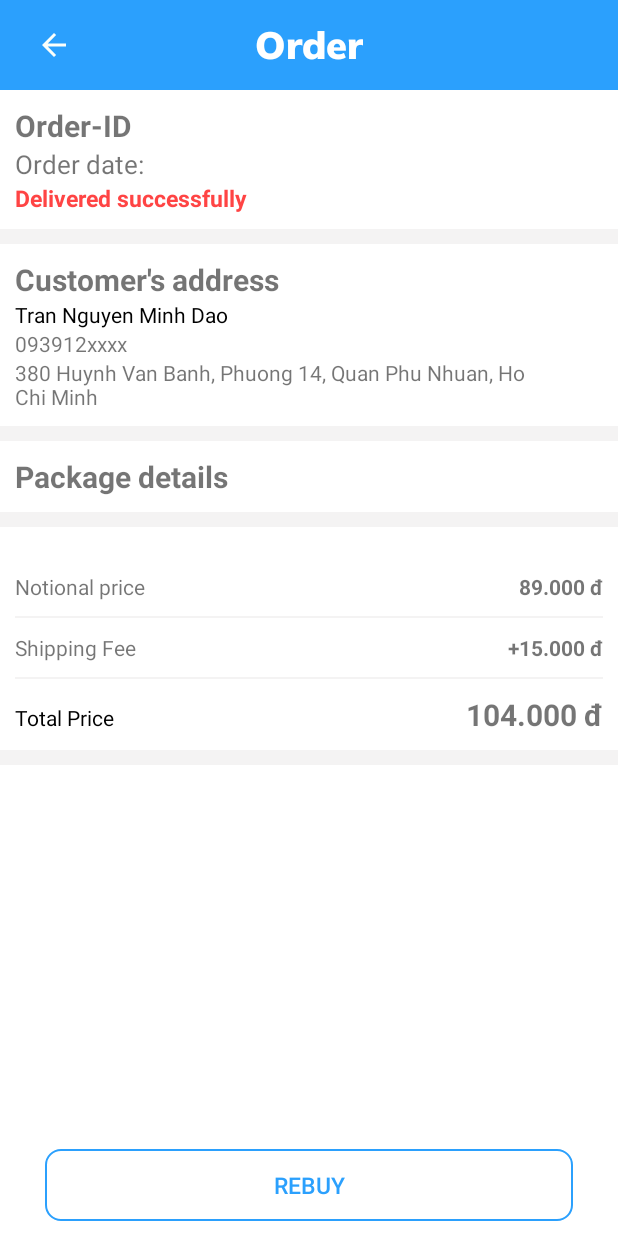
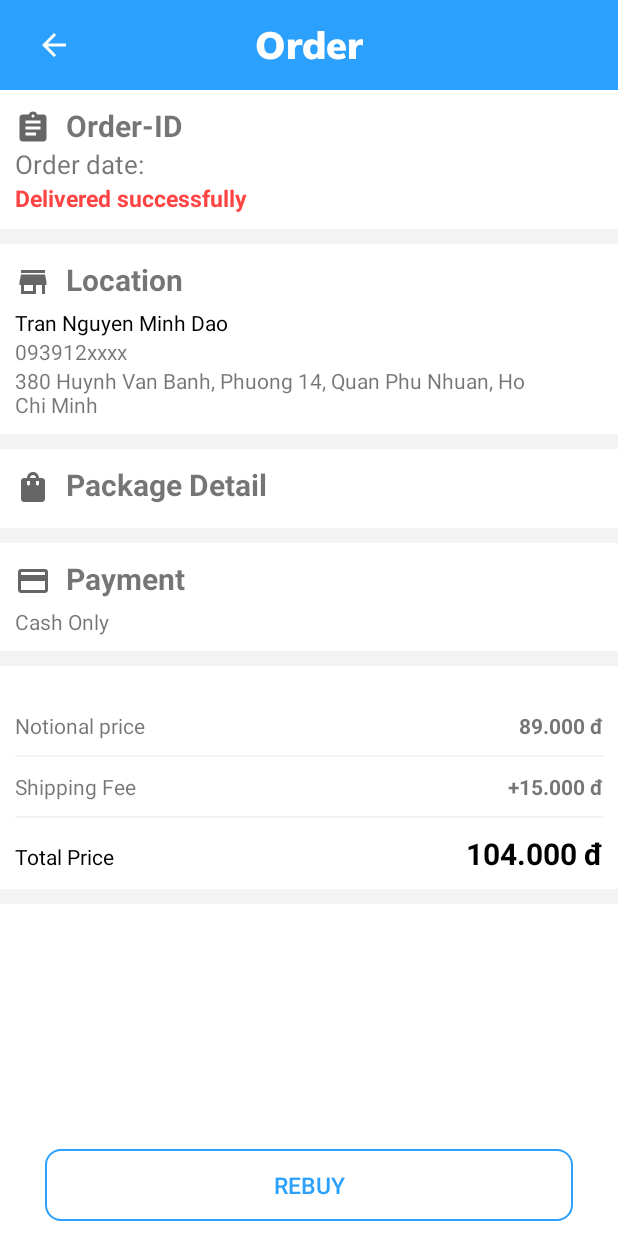
Before and after one commit to ITEC-Group-DPT/TechNow, an Android app: the layout activity_order_detail.xml on its own in the app's theme, with its tools: preview values and no code run, on a phone screen of 412 x 824 dp. Run offline under Robolectric (Android 15) with nearby library versions, the phone set to English and light mode, and no system bars.

Commit message:
Update Order Detail

```diff
--- a/app/src/main/java/com/example/projectlogin/OrderDetail.java
+++ b/app/src/main/java/com/example/projectlogin/OrderDetail.java
@@ -12,12 +12,14 @@ import android.view.LayoutInflater;
 import android.view.View;
 import android.widget.ImageView;
 import android.widget.LinearLayout;
+import android.widget.ProgressBar;
 import android.widget.ScrollView;
 import android.widget.TextView;
 
 import com.bumptech.glide.Glide;
 import com.google.firebase.database.DataSnapshot;
 import com.google.firebase.database.DatabaseError;
+import com.google.firebase.database.FirebaseDatabase;
 import com.google.firebase.database.ValueEventListener;
 
 import java.text.DecimalFormat;
@@ -100,6 +102,8 @@ public class OrderDetail extends AppCompatActivity {
                         });
                         linearLayout.addView(view);
                     }
+
+                    onPostExecute("Completed");
                 }
 
 
@@ -109,6 +113,25 @@ public class OrderDetail extends AppCompatActivity {
                 }
             });
             return null;
+        }
+
+        @Override
+        protected void onPreExecute() {
+            ProgressBar progressBar = findViewById(R.id.progress_bar);
+            progressBar.setVisibility(View.VISIBLE);
+
+            super.onPreExecute();
+        }
+
+        @Override
+        protected void onPostExecute(String s) {
+            super.onPostExecute(s);
+
+            if (s != null && s.equals("Completed"))
+            {
+                ProgressBar progressBar = findViewById(R.id.progress_bar);
+                progressBar.setVisibility(View.GONE);
+            }
         }
     }
     private void loadData() {
@@ -121,7 +144,6 @@ public class OrderDetail extends AppCompatActivity {
         new AsyncTaskOrderDetail().execute("");
 
     }
-
     public void Back_favorite(View view) {
         onBackPressed();
     }
--- /dev/null
+++ b/app/src/main/res/drawable/customer.xml
@@ -0,0 +1,10 @@
+<vector xmlns:android="http://schemas.android.com/apk/res/android"
+    android:width="24dp"
+    android:height="24dp"
+    android:viewportWidth="24"
+    android:viewportHeight="24"
+    android:tint="?attr/colorControlNormal">
+  <path
+      android:fillColor="@android:color/white"
+      android:pathData="M20,4L4,4v2h16L20,4zM21,14v-2l-1,-5L4,7l-1,5v2h1v6h10v-6h4v6h2v-6h1zM12,18L6,18v-4h6v4z"/>
+</vector>
--- /dev/null
+++ b/app/src/main/res/drawable/ic_baseline_payment_24.xml
@@ -0,0 +1,10 @@
+<vector xmlns:android="http://schemas.android.com/apk/res/android"
+    android:width="24dp"
+    android:height="24dp"
+    android:viewportWidth="24"
+    android:viewportHeight="24"
+    android:tint="?attr/colorControlNormal">
+  <path
+      android:fillColor="@android:color/white"
+      android:pathData="M20,4L4,4c-1.11,0 -1.99,0.89 -1.99,2L2,18c0,1.11 0.89,2 2,2h16c1.11,0 2,-0.89 2,-2L22,6c0,-1.11 -0.89,-2 -2,-2zM20,18L4,18v-6h16v6zM20,8L4,8L4,6h16v2z"/>
+</vector>
--- /dev/null
+++ b/app/src/main/res/drawable/shopping_bag.xml
@@ -0,0 +1,10 @@
+<vector xmlns:android="http://schemas.android.com/apk/res/android"
+    android:width="24dp"
+    android:height="24dp"
+    android:viewportWidth="24"
+    android:viewportHeight="24"
+    android:tint="?attr/colorControlNormal">
+  <path
+      android:fillColor="@android:color/white"
+      android:pathData="M18,6h-2c0,-2.21 -1.79,-4 -4,-4S8,3.79 8,6H6C4.9,6 4,6.9 4,8v12c0,1.1 0.9,2 2,2h12c1.1,0 2,-0.9 2,-2V8C20,6.9 19.1,6 18,6zM10,10c0,0.55 -0.45,1 -1,1s-1,-0.45 -1,-1V8h2V10zM12,4c1.1,0 2,0.9 2,2h-4C10,4.9 10.9,4 12,4zM16,10c0,0.55 -0.45,1 -1,1s-1,-0.45 -1,-1V8h2V10z"/>
+</vector>
--- a/app/src/main/res/layout/activity_order_detail.xml
+++ b/app/src/main/res/layout/activity_order_detail.xml
@@ -35,6 +35,12 @@
             android:textStyle="bold" />
     </androidx.appcompat.widget.Toolbar>
 
+    <ProgressBar
+        android:visibility="gone"
+        android:id="@+id/progress_bar"
+        android:layout_width="wrap_content"
+        android:layout_height="match_parent"
+        android:layout_gravity="center"/>
     <ScrollView
         android:layout_width="match_parent"
         android:layout_height="0dp"
@@ -45,15 +51,27 @@
             android:layout_height="wrap_content"
             android:orientation="vertical">
 
+            <LinearLayout
+                android:paddingLeft="10dp"
+                android:paddingTop="10dp"
+                android:layout_width="wrap_content"
+                android:layout_height="wrap_content"
+                android:orientation="horizontal">
+
+                <ImageView
+                    android:layout_width="wrap_content"
+                    android:layout_height="wrap_content"
+                    android:layout_marginTop="3dp"
+                    android:layout_marginRight="10sp"
+                    android:src="@drawable/order_history"/>
                 <TextView
                     android:id="@+id/detail_order_id"
                     android:layout_width="wrap_content"
                     android:layout_height="wrap_content"
-                android:paddingLeft="10dp"
-                android:paddingTop="10dp"
                     android:text="Order-ID"
                     android:textSize="20sp"
                     android:textStyle="bold" />
+            </LinearLayout>
 
             <TextView
                 android:id="@+id/detail_order_date"
@@ -78,14 +96,27 @@
                 android:layout_marginTop="10dp"
                 android:background="#FFF4F3F3" />
 
+            <LinearLayout
+                android:paddingLeft="10dp"
+                android:paddingTop="10dp"
+                android:layout_width="wrap_content"
+                android:layout_marginBottom="5dp"
+                android:layout_height="wrap_content"
+                android:orientation="horizontal">
+
+                <ImageView
+                    android:layout_width="wrap_content"
+                    android:layout_height="wrap_content"
+                    android:layout_marginTop="3dp"
+                    android:layout_marginRight="10sp"
+                    android:src="@drawable/customer"/>
                 <TextView
                     android:layout_width="wrap_content"
                     android:layout_height="wrap_content"
-                android:paddingLeft="10dp"
-                android:paddingTop="10dp"
-                android:text="Customer's address"
+                    android:text="Location"
                     android:textSize="20sp"
                     android:textStyle="bold" />
+            </LinearLayout>
 
             <TextView
                 android:id="@+id/detail_customer_name"
@@ -116,14 +147,27 @@
                 android:layout_marginTop="10dp"
                 android:background="#FFF4F3F3" />
 
+            <LinearLayout
+                android:paddingLeft="10dp"
+                android:paddingTop="10dp"
+                android:layout_width="wrap_content"
+                android:layout_marginBottom="5dp"
+                android:layout_height="wrap_content"
+                android:orientation="horizontal">
+
+                <ImageView
+                    android:layout_width="wrap_content"
+                    android:layout_height="wrap_content"
+                    android:layout_marginTop="3dp"
+                    android:layout_marginRight="10sp"
+                    android:src="@drawable/shopping_bag"/>
                 <TextView
                     android:layout_width="wrap_content"
                     android:layout_height="wrap_content"
-                android:paddingLeft="10dp"
-                android:paddingTop="10dp"
-                android:text="Package details"
+                    android:text="Package Detail"
                     android:textSize="20sp"
                     android:textStyle="bold" />
+            </LinearLayout>
 
             <LinearLayout
                 android:id="@+id/lnlo_order"
@@ -138,12 +182,47 @@
                 android:background="#FFF4F3F3" />
 
             <LinearLayout
+                android:paddingLeft="10dp"
+                android:paddingTop="10dp"
+                android:layout_width="wrap_content"
+                android:layout_marginBottom="5dp"
+                android:layout_height="wrap_content"
+                android:orientation="horizontal">
+
+                <ImageView
+                    android:layout_width="wrap_content"
+                    android:layout_height="wrap_content"
+                    android:layout_marginTop="3dp"
+                    android:layout_marginRight="10sp"
+                    android:src="@drawable/ic_baseline_payment_24"/>
+                <TextView
+                    android:layout_width="wrap_content"
+                    android:layout_height="wrap_content"
+                    android:text="Payment"
+                    android:textSize="20sp"
+                    android:textStyle="bold" />
+
+            </LinearLayout>
+
+            <TextView
+                android:layout_width="wrap_content"
+                android:layout_height="wrap_content"
+                android:paddingLeft="10dp"
+                android:text="Cash Only" />
+
+            <View
+                android:layout_width="match_parent"
+                android:layout_height="10dp"
+                android:layout_marginTop="10dp"
+                android:background="#FFF4F3F3" />
+
+            <LinearLayout
                 android:layout_width="match_parent"
                 android:layout_height="wrap_content"
+                android:orientation="vertical"
                 android:paddingLeft="10dp"
-                android:paddingRight="10dp"
                 android:paddingTop="30dp"
-                android:orientation="vertical">
+                android:paddingRight="10dp">
 
                 <LinearLayout
                     android:layout_width="match_parent"
@@ -158,10 +237,10 @@
                     <TextView
                         android:id="@+id/notional_price"
                         android:layout_width="match_parent"
+                        android:layout_height="wrap_content"
                         android:gravity="right"
-                        android:textStyle="bold"
-                        android:layout_height="wrap_content"
-                        android:text="89.000 đ" />
+                        android:text="89.000 đ"
+                        android:textStyle="bold" />
 
                 </LinearLayout>
 
@@ -185,10 +264,10 @@
                     <TextView
                         android:id="@+id/shipping_fee"
                         android:layout_width="match_parent"
+                        android:layout_height="wrap_content"
                         android:gravity="right"
-                        android:textStyle="bold"
-                        android:layout_height="wrap_content"
-                        android:text="+15.000 đ" />
+                        android:text="+15.000 đ"
+                        android:textStyle="bold" />
 
                 </LinearLayout>
 
@@ -207,17 +286,18 @@
                     <TextView
                         android:layout_width="wrap_content"
                         android:layout_height="wrap_content"
-                        android:textColor="@android:color/black"
-                        android:text="Total Price" />
+                        android:text="Total Price"
+                        android:textColor="@android:color/black" />
 
                     <TextView
                         android:id="@+id/total_price"
                         android:layout_width="match_parent"
+                        android:layout_height="wrap_content"
                         android:gravity="right"
-                        android:textStyle="bold"
-                        android:layout_height="wrap_content"
+                        android:text="104.000 đ"
+                        android:textColor="@android:color/black"
                         android:textSize="20sp"
-                        android:text="104.000 đ" />
+                        android:textStyle="bold" />
 
                 </LinearLayout>
             </LinearLayout>
```
Lines whose indentation alone changed are shown as unchanged.
